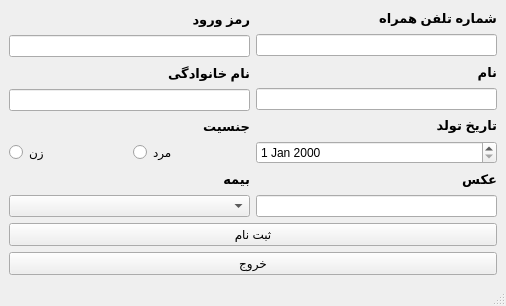
The window that signup.ui (m98z/doctor_appointment) describes before a commit, drawn with Qt 5.
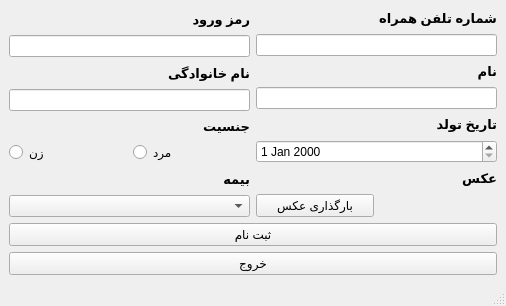
The same window after the commit.

Commit message: insert image in SignUp

What changed in the file:
```diff
--- a/signup.ui
+++ b/signup.ui
@@ -18,6 +18,8 @@
     <item row="0" column="0">
      <layout class="QGridLayout" name="gridLayout">
       <item row="0" column="0">
+       <layout class="QHBoxLayout" name="horizontalLayout_3">
+        <item>
        <layout class="QVBoxLayout" name="verticalLayout">
         <item>
          <widget class="QLabel" name="label_1">
@@ -107,7 +109,7 @@
         </item>
        </layout>
       </item>
-      <item row="0" column="1">
+        <item>
        <layout class="QVBoxLayout" name="verticalLayout_2">
         <item>
          <widget class="QLabel" name="label_2">
@@ -175,27 +177,40 @@
          </widget>
         </item>
         <item>
-         <widget class="QLineEdit" name="photo"/>
-        </item>
-       </layout>
-      </item>
-      <item row="1" column="0" colspan="2">
-       <layout class="QVBoxLayout" name="verticalLayout_3">
-        <item>
+           <layout class="QHBoxLayout" name="horizontalLayout_2">
+            <item>
+             <widget class="QPushButton" name="image">
+              <property name="text">
+               <string>بارگذاری عکس</string>
+              </property>
+             </widget>
+            </item>
+            <item>
+             <widget class="QLabel" name="imagepath">
+              <property name="text">
+               <string/>
+              </property>
+             </widget>
+            </item>
+           </layout>
+          </item>
+         </layout>
+        </item>
+       </layout>
+      </item>
+      <item row="1" column="0">
          <widget class="QPushButton" name="submit">
           <property name="text">
            <string>ثبت نام</string>
           </property>
          </widget>
         </item>
-        <item>
+      <item row="2" column="0">
          <widget class="QPushButton" name="exit">
           <property name="text">
            <string>خروج</string>
           </property>
          </widget>
-        </item>
-       </layout>
       </item>
      </layout>
     </item>
```
Lines whose indentation alone changed are shown as unchanged. The commit also changes 11 other files.
